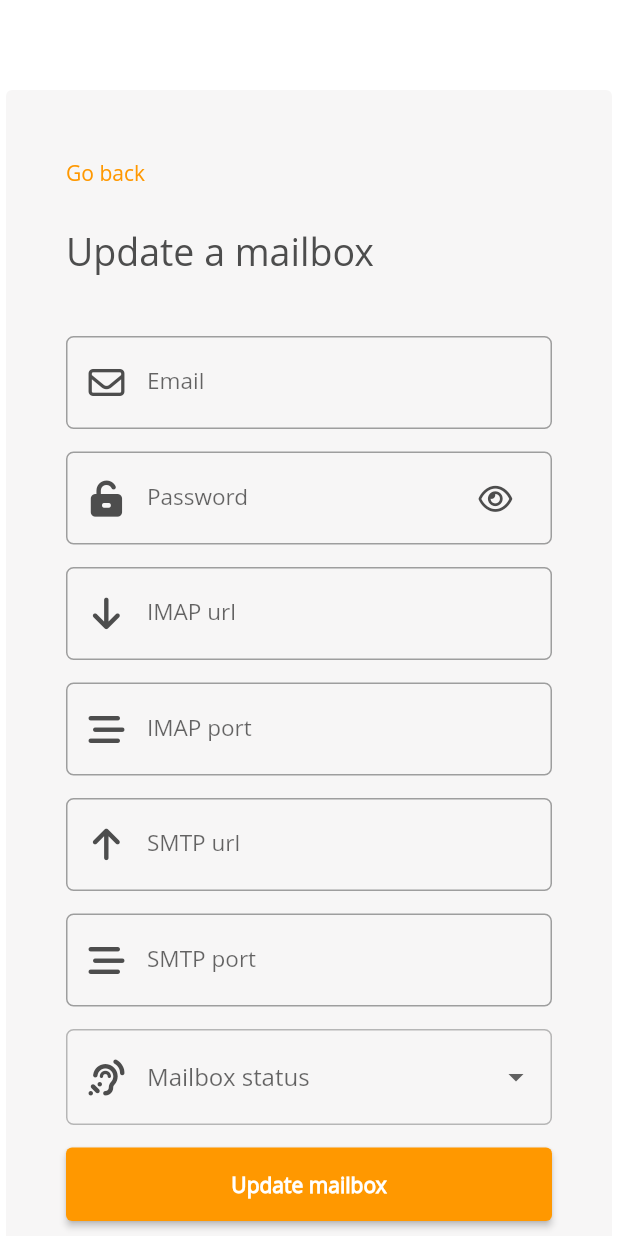
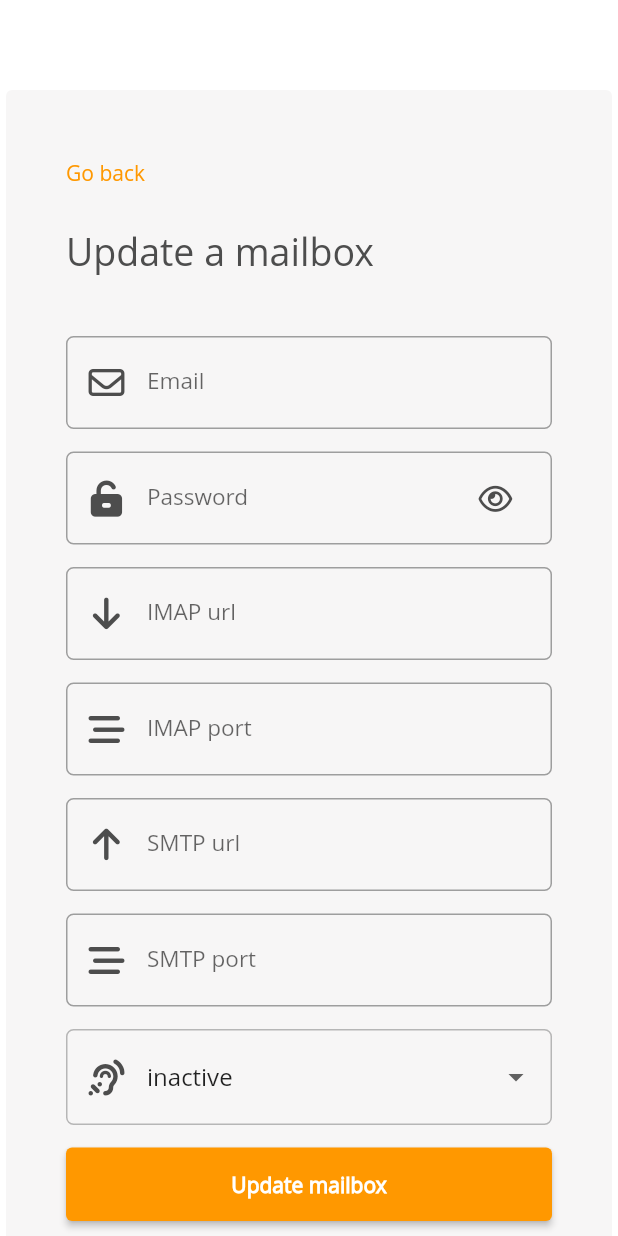
Before and after one commit to simplism-io/app, a Flutter app: the UpdateMailboxScreen screen opened directly with empty values, on a phone screen of 412 x 824 dp. Run offline on Flutter 3.47's test engine with Material 2 defaults, Android fonts, the phone set to English and light mode, and no system bars; our stand-ins replace email_validator, flutter_dotenv, font_awesome_flutter, image_picker, local_auth, responsive_framework and 2 more; missing offline and left inert: circle_flags, system_theme; accounts and stored records are empty.

Commit message:
Update UI

```diff
--- a/assets/i18n/en.json
+++ b/assets/i18n/en.json
@@ -15,6 +15,7 @@
   "create_mailbox_button_label": "Create mailbox",
   "create_mailbox_header_label": "Add a mailbox",
   "create_mailbox_link_label": "Add mailbox",
+  "create_mailbox_snackbar_label": "Your mailbox has been created",
   "create_organisation_header_label": "New organisation",
   "create_organisation_button_label": "Save organsation",
   "create_organisation_snackbar_label": "The organisation is saved",
@@ -90,6 +91,7 @@
   "sub_tagline": "For cool kids that build stuff",
   "update_mailbox_button_label": "Update mailbox",
   "update_mailbox_header_label": "Update a mailbox",
+  "update_mailbox_snackbar_label": "Your mailbox has been updated",
   "update_password_button_label": "Update password",
   "update_password_header_label": "Update password",
   "update_password_snackbar_label": "Your password has been updated",
--- a/assets/i18n/nl.json
+++ b/assets/i18n/nl.json
@@ -15,6 +15,7 @@
   "create_mailbox_button_label": "Opslaan",
   "create_mailbox_header_label": "Email toevoegen",
   "create_mailbox_link_label": "Email address toevoegen",
+  "create_mailbox_snackbar_label": "Email adres is opgeslagen",
   "create_organization_header_label": "Nieuwe organisatie toevoegen",
   "create_organisation_button_label": "Organisatie opslaan",
   "create_organisation_snackbar_label": "De organisatie is opgeslagen",
@@ -87,6 +88,7 @@
   "sub_tagline": "Voor de cool kids die dingen maken",
   "update_mailbox_button_label": "Email settings bijwerken",
   "update_mailbox_header_label": "Wijzigingen opslaan",
+  "update_mailbox_snackbar_label": "Email instellingen zijn bijgewerkt",
   "update_password_button_label": "Wachtwoord bijwerken",
   "update_password_header_label": "Wachtwoord bijwerken",
   "update_password_snackbar_label": "Je wachtwoord is bijgewerkt",
--- a/lib/screens/private/email/update_mailbox_screen.dart
+++ b/lib/screens/private/email/update_mailbox_screen.dart
@@ -34,6 +34,7 @@ class _UpdateMailboxScreenState extends State<UpdateMailboxScreen> {
   String? smtpPort;
 
   bool obscureText = true;
+  bool? active;
 
   toggleObscure() {
     setState(() => obscureText = !obscureText);
@@ -41,10 +42,9 @@ class _UpdateMailboxScreenState extends State<UpdateMailboxScreen> {
 
   @override
   Widget build(BuildContext context) {
-    var options = ['activate', 'inactive'];
+    var options = ['active', 'inactive'];
 
     String? selectedValue;
-    bool? active;
 
     Future<void> submit() async {
       setState(() => loader = true);
@@ -56,7 +56,7 @@ class _UpdateMailboxScreenState extends State<UpdateMailboxScreen> {
           backgroundColor: Theme.of(context).colorScheme.primary,
           content: Text(
               LocalizationService.of(context)
-                      ?.translate('create_mailbox_name_snackbar_label') ??
+                      ?.translate('update_mailbox_snackbar_label') ??
                   '',
               textAlign: TextAlign.center,
               style: TextStyle(
@@ -519,7 +519,6 @@ class _UpdateMailboxScreenState extends State<UpdateMailboxScreen> {
                                         textAlign: TextAlign.left,
                                         autofocus: true,
                                         validator: (String? value) {
-                                          //print(value.length);
                                           return (value != null &&
                                                   value.length < 2)
                                               ? LocalizationService.of(context)
@@ -588,7 +587,6 @@ class _UpdateMailboxScreenState extends State<UpdateMailboxScreen> {
                                         textAlign: TextAlign.left,
                                         autofocus: true,
                                         validator: (String? value) {
-                                          //print(value.length);
                                           return (value != null &&
                                                   value.length < 2)
                                               ? LocalizationService.of(context)
@@ -603,15 +601,9 @@ class _UpdateMailboxScreenState extends State<UpdateMailboxScreen> {
                                   ),
                                   const SizedBox(height: 15),
                                   DropdownButtonFormField(
-                                      items: options.map((String category) {
-                                        return new DropdownMenuItem(
-                                            value: category,
-                                            child: Row(
-                                              children: <Widget>[
-                                                Icon(Icons.star),
-                                                Text(category),
-                                              ],
-                                            ));
+                                      items: options.map((String option) {
+                                        return DropdownMenuItem(
+                                            value: option, child: Text(option));
                                       }).toList(),
                                       onChanged: (newValue) {
                                         setState(() => {
@@ -620,58 +612,22 @@ class _UpdateMailboxScreenState extends State<UpdateMailboxScreen> {
                                                   ? true
                                                   : false
                                             });
-                                        print(active);
-                                        print(selectedValue);
+                                        active = selectedValue == 'active'
+                                            ? true
+                                            : false;
                                       },
-                                      value: selectedValue,
+                                      value: selectedValue == null ||
+                                              selectedValue == ''
+                                          ? widget.mailbox['active'] == true
+                                              ? 'active'
+                                              : 'inactive'
+                                          : selectedValue,
                                       decoration: InputDecoration(
-                                          hintText: 'Mailbox status',
+                                          //hintText: 'Mailbox status',
                                           prefixIcon: const StatusIcon(),
                                           border: OutlineInputBorder(
                                               borderRadius:
                                                   BorderRadius.circular(5.0)))),
-                                  // FormField<String>(
-                                  //   builder: (FormFieldState<String> state) {
-                                  //     return InputDecorator(
-                                  //       decoration: InputDecoration(
-                                  //           hintText: 'Mailbox status',
-                                  //           prefixIcon: const StatusIcon(),
-                                  //           border: OutlineInputBorder(
-                                  //               borderRadius:
-                                  //                   BorderRadius.circular(
-                                  //                       5.0))),
-                                  //       child: DropdownButtonHideUnderline(
-                                  //         child: DropdownButton<String?>(
-                                  //           value: selectedValue == ''
-                                  //               ? widget.mailbox['active'] ==
-                                  //                       true
-                                  //                   ? 'active'
-                                  //                   : 'inactive'
-                                  //               : selectedValue,
-                                  //           isDense: true,
-                                  //           onChanged: (String? newValue) {
-                                  //             setState(() {
-                                  //               selectedValue = newValue;
-                                  //               state.didChange(newValue);
-                                  //               active =
-                                  //                   selectedValue == 'active'
-                                  //                       ? true
-                                  //                       : false;
-                                  //             });
-                                  //             print(active);
-                                  //             print(selectedValue);
-                                  //           },
-                                  //           items: options.map((String value) {
-                                  //             return DropdownMenuItem<String>(
-                                  //               value: value,
-                                  //               child: Text(value),
-                                  //             );
-                                  //           }).toList(),
-                                  //         ),
-                                  //       ),
-                                  //     );
-                                  //   },
-                                  // ),
                                   const SizedBox(height: 15),
                                   SizedBox(
                                     width: ResponsiveValue(context,
--- a/lib/services/mailbox_service.dart
+++ b/lib/services/mailbox_service.dart
@@ -65,7 +65,6 @@ class MailBoxService extends ChangeNotifier {
       if (kDebugMode) {
         print(e);
       }
-      return false;
     }
   }
 }
```
